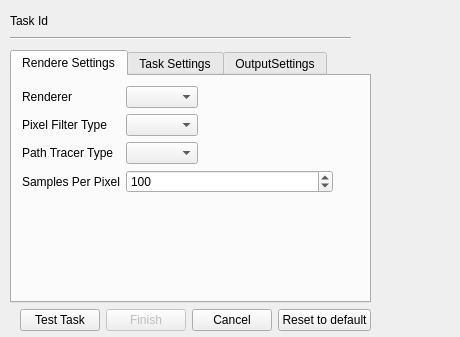
The window that poc/golemPy/examples/gnr/ui/NewTaskDialog.ui (golemfactory/clay) describes before a commit, drawn with Qt 5.
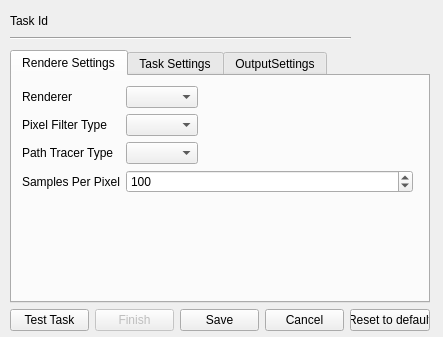
The same window after the commit.

Commit message: loading adn saving tasks.

Patch:
```diff
--- a/poc/golemPy/examples/gnr/ui/NewTaskDialog.ui
+++ b/poc/golemPy/examples/gnr/ui/NewTaskDialog.ui
@@ -9,7 +9,7 @@
    <rect>
     <x>0</x>
     <y>0</y>
-    <width>460</width>
+    <width>443</width>
     <height>337</height>
    </rect>
   </property>
@@ -27,7 +27,7 @@
     <rect>
      <x>10</x>
      <y>50</y>
-     <width>361</width>
+     <width>420</width>
      <height>281</height>
     </rect>
    </property>
@@ -46,11 +46,14 @@
          <rect>
           <x>10</x>
           <y>10</y>
-          <width>311</width>
+          <width>391</width>
           <height>171</height>
          </rect>
         </property>
         <layout class="QFormLayout" name="formLayout">
+         <property name="fieldGrowthPolicy">
+          <enum>QFormLayout::AllNonFixedFieldsGrow</enum>
+         </property>
          <item row="0" column="0">
           <widget class="QLabel" name="label">
            <property name="text">
@@ -524,6 +527,13 @@
         </property>
        </widget>
       </item>
+      <item>
+       <widget class="QPushButton" name="saveButton">
+        <property name="text">
+         <string>Save</string>
+        </property>
+       </widget>
+      </item>
       <item>
        <widget class="QPushButton" name="cancelBatton">
         <property name="text">
```
Left out of the diff: 60 changed lines with no effect on the pictures. The commit also changes 8 other files.
